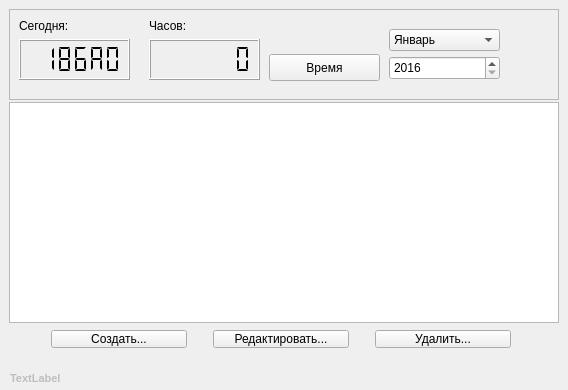
Qt form mainwindow.ui (dwalx/wrTime) before a commit.
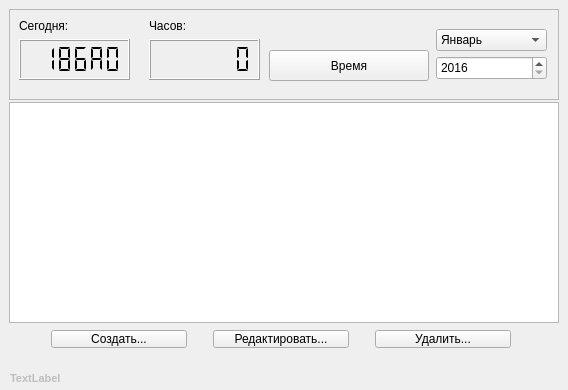
The same form after that commit.

```diff
--- a/mainwindow.ui
+++ b/mainwindow.ui
@@ -50,7 +50,7 @@
     <widget class="QComboBox" name="cbMonth">
      <property name="geometry">
       <rect>
-       <x>380</x>
+       <x>427</x>
        <y>20</y>
        <width>111</width>
        <height>22</height>
@@ -120,7 +120,7 @@
     <widget class="QSpinBox" name="sbYear">
      <property name="geometry">
       <rect>
-       <x>380</x>
+       <x>427</x>
        <y>47</y>
        <width>111</width>
        <height>24</height>
@@ -213,9 +213,9 @@
      <property name="geometry">
       <rect>
        <x>260</x>
-       <y>45</y>
-       <width>111</width>
-       <height>27</height>
+       <y>41</y>
+       <width>160</width>
+       <height>31</height>
       </rect>
      </property>
      <property name="text">
```
